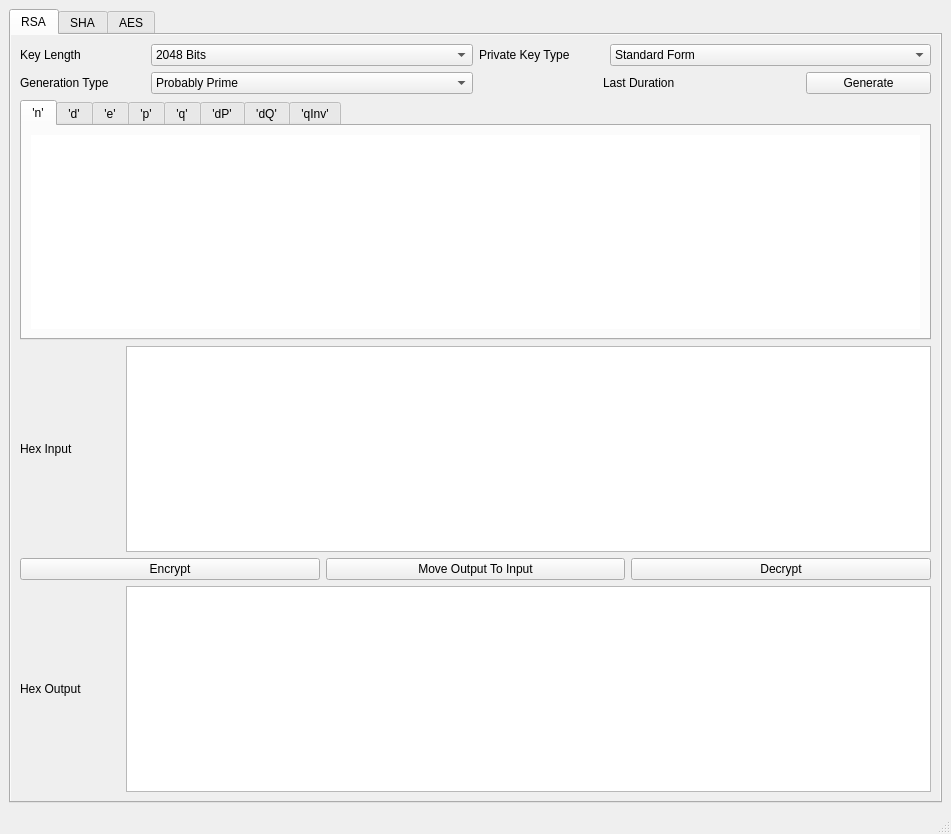
This is C++_Implementations/QT_GUI_Cryptography/resources/mainwindow.ui in jbarbourmoore/Cryptography-Exploration as Qt 5 draws it before an edit. The edited form follows.
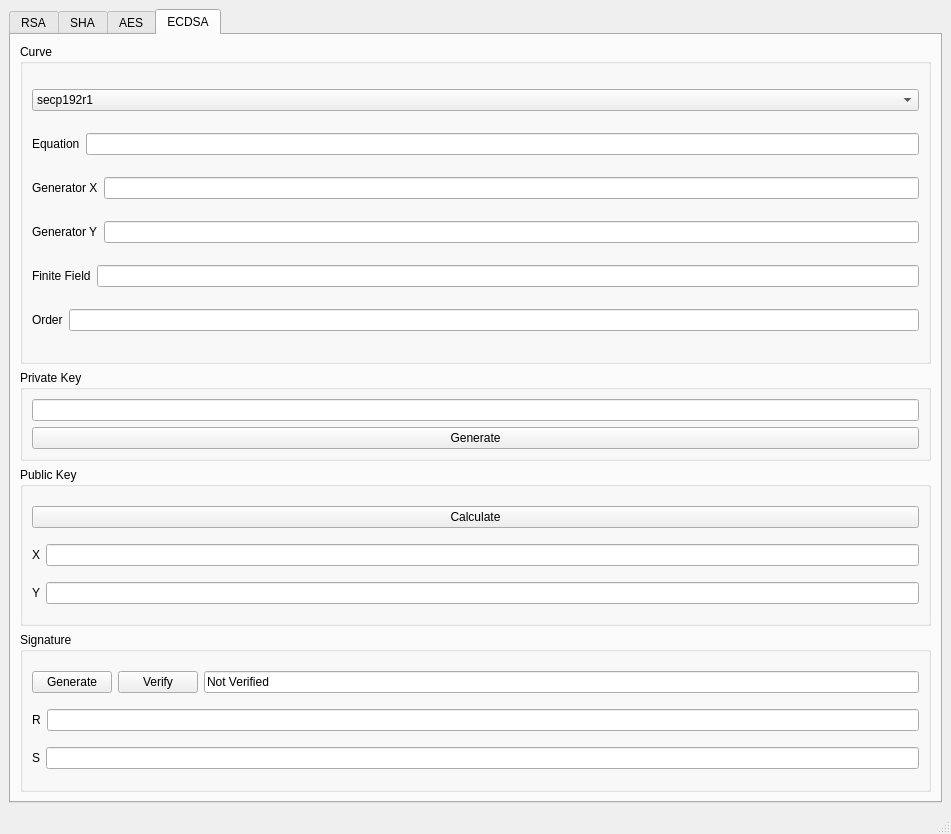
This is the edited form. The open tabs and pages were chosen to show the change.

Commit message: Began layout for ECDSA

Patch:
```diff
--- a/C++_Implementations/QT_GUI_Cryptography/resources/mainwindow.ui
+++ b/C++_Implementations/QT_GUI_Cryptography/resources/mainwindow.ui
@@ -29,7 +29,7 @@
    <bool>true</bool>
   </property>
   <widget class="QWidget" name="centralwidget">
-   <layout class="QVBoxLayout" name="verticalLayout_2" stretch="0">
+   <layout class="QHBoxLayout" name="horizontalLayout_22" stretch="0">
     <item>
      <widget class="QTabWidget" name="tabWidget">
       <property name="sizeIncrement">
@@ -978,6 +978,270 @@
         </item>
        </layout>
       </widget>
+      <widget class="QWidget" name="ecdsa_tab">
+       <attribute name="title">
+        <string>ECDSA</string>
+       </attribute>
+       <layout class="QVBoxLayout" name="verticalLayout_18">
+        <item>
+         <widget class="QGroupBox" name="groupBox_4">
+          <property name="sizePolicy">
+           <sizepolicy hsizetype="Preferred" vsizetype="Preferred">
+            <horstretch>0</horstretch>
+            <verstretch>4</verstretch>
+           </sizepolicy>
+          </property>
+          <property name="title">
+           <string>Curve</string>
+          </property>
+          <layout class="QVBoxLayout" name="verticalLayout_17">
+           <item>
+            <widget class="QComboBox" name="ecdsa_curve_select">
+             <item>
+              <property name="text">
+               <string>secp192r1</string>
+              </property>
+             </item>
+             <item>
+              <property name="text">
+               <string>secp224r1</string>
+              </property>
+             </item>
+             <item>
+              <property name="text">
+               <string>secp256r1</string>
+              </property>
+             </item>
+             <item>
+              <property name="text">
+               <string>secp384r1</string>
+              </property>
+             </item>
+             <item>
+              <property name="text">
+               <string>secp521r1</string>
+              </property>
+             </item>
+            </widget>
+           </item>
+           <item>
+            <layout class="QHBoxLayout" name="horizontalLayout_10">
+             <item>
+              <widget class="QLabel" name="label_13">
+               <property name="text">
+                <string>Equation</string>
+               </property>
+              </widget>
+             </item>
+             <item>
+              <widget class="QLineEdit" name="ecdsa_equation_edit"/>
+             </item>
+            </layout>
+           </item>
+           <item>
+            <layout class="QHBoxLayout" name="horizontalLayout_16">
+             <item>
+              <widget class="QLabel" name="label_14">
+               <property name="text">
+                <string>Generator X</string>
+               </property>
+              </widget>
+             </item>
+             <item>
+              <widget class="QLineEdit" name="ecdsa_genx_edit"/>
+             </item>
+            </layout>
+           </item>
+           <item>
+            <layout class="QHBoxLayout" name="horizontalLayout_23">
+             <item>
+              <widget class="QLabel" name="label_19">
+               <property name="text">
+                <string>Generator Y</string>
+               </property>
+              </widget>
+             </item>
+             <item>
+              <widget class="QLineEdit" name="ecdsa_geny_edit"/>
+             </item>
+            </layout>
+           </item>
+           <item>
+            <layout class="QHBoxLayout" name="horizontalLayout_24">
+             <item>
+              <widget class="QLabel" name="label_20">
+               <property name="text">
+                <string>Finite Field</string>
+               </property>
+              </widget>
+             </item>
+             <item>
+              <widget class="QLineEdit" name="ecdsa_finitefield_edit"/>
+             </item>
+            </layout>
+           </item>
+           <item>
+            <layout class="QHBoxLayout" name="horizontalLayout_25">
+             <item>
+              <widget class="QLabel" name="label_21">
+               <property name="text">
+                <string>Order</string>
+               </property>
+              </widget>
+             </item>
+             <item>
+              <widget class="QLineEdit" name="ecdsa_order_edit"/>
+             </item>
+            </layout>
+           </item>
+          </layout>
+         </widget>
+        </item>
+        <item>
+         <widget class="QGroupBox" name="groupBox_3">
+          <property name="sizePolicy">
+           <sizepolicy hsizetype="Preferred" vsizetype="Preferred">
+            <horstretch>0</horstretch>
+            <verstretch>1</verstretch>
+           </sizepolicy>
+          </property>
+          <property name="title">
+           <string>Private Key</string>
+          </property>
+          <layout class="QVBoxLayout" name="verticalLayout_16">
+           <item>
+            <widget class="QLineEdit" name="ecdsa_private_edit"/>
+           </item>
+           <item>
+            <widget class="QPushButton" name="ecdsa_generate_key_button">
+             <property name="text">
+              <string>Generate</string>
+             </property>
+            </widget>
+           </item>
+          </layout>
+         </widget>
+        </item>
+        <item>
+         <widget class="QGroupBox" name="groupBox_2">
+          <property name="sizePolicy">
+           <sizepolicy hsizetype="Preferred" vsizetype="Preferred">
+            <horstretch>0</horstretch>
+            <verstretch>2</verstretch>
+           </sizepolicy>
+          </property>
+          <property name="title">
+           <string>Public Key</string>
+          </property>
+          <layout class="QVBoxLayout" name="verticalLayout_2">
+           <item>
+            <widget class="QPushButton" name="ecdsa_calculate_public_key_button">
+             <property name="text">
+              <string>Calculate</string>
+             </property>
+            </widget>
+           </item>
+           <item>
+            <layout class="QHBoxLayout" name="horizontalLayout_17">
+             <item>
+              <widget class="QLabel" name="label_15">
+               <property name="text">
+                <string>X</string>
+               </property>
+              </widget>
+             </item>
+             <item>
+              <widget class="QLineEdit" name="ecdsa_public_x_edit"/>
+             </item>
+            </layout>
+           </item>
+           <item>
+            <layout class="QHBoxLayout" name="horizontalLayout_18">
+             <item>
+              <widget class="QLabel" name="label_16">
+               <property name="text">
+                <string>Y</string>
+               </property>
+              </widget>
+             </item>
+             <item>
+              <widget class="QLineEdit" name="ecdsa_public_y_edit"/>
+             </item>
+            </layout>
+           </item>
+          </layout>
+         </widget>
+        </item>
+        <item>
+         <widget class="QGroupBox" name="groupBox">
+          <property name="sizePolicy">
+           <sizepolicy hsizetype="Preferred" vsizetype="Preferred">
+            <horstretch>0</horstretch>
+            <verstretch>2</verstretch>
+           </sizepolicy>
+          </property>
+          <property name="title">
+           <string>Signature</string>
+          </property>
+          <layout class="QVBoxLayout" name="verticalLayout_15">
+           <item>
+            <layout class="QHBoxLayout" name="horizontalLayout_21">
+             <item>
+              <widget class="QPushButton" name="ecdsa_sig_gen_button">
+               <property name="text">
+                <string>Generate</string>
+               </property>
+              </widget>
+             </item>
+             <item>
+              <widget class="QPushButton" name="ecdsa_sig_ver_button">
+               <property name="text">
+                <string>Verify</string>
+               </property>
+              </widget>
+             </item>
+             <item>
+              <widget class="QLineEdit" name="ecdsa_verification_edit">
+               <property name="text">
+                <string>Not Verified</string>
+               </property>
+              </widget>
+             </item>
+            </layout>
+           </item>
+           <item>
+            <layout class="QHBoxLayout" name="horizontalLayout_20">
+             <item>
+              <widget class="QLabel" name="label_17">
+               <property name="text">
+                <string>R</string>
+               </property>
+              </widget>
+             </item>
+             <item>
+              <widget class="QLineEdit" name="ecdsa_sig_r_edit"/>
+             </item>
+            </layout>
+           </item>
+           <item>
+            <layout class="QHBoxLayout" name="horizontalLayout_19">
+             <item>
+              <widget class="QLabel" name="label_18">
+               <property name="text">
+                <string>S</string>
+               </property>
+              </widget>
+             </item>
+             <item>
+              <widget class="QLineEdit" name="ecdsa_sig_s_edit"/>
+             </item>
+            </layout>
+           </item>
+          </layout>
+         </widget>
+        </item>
+       </layout>
+      </widget>
      </widget>
     </item>
    </layout>
```
